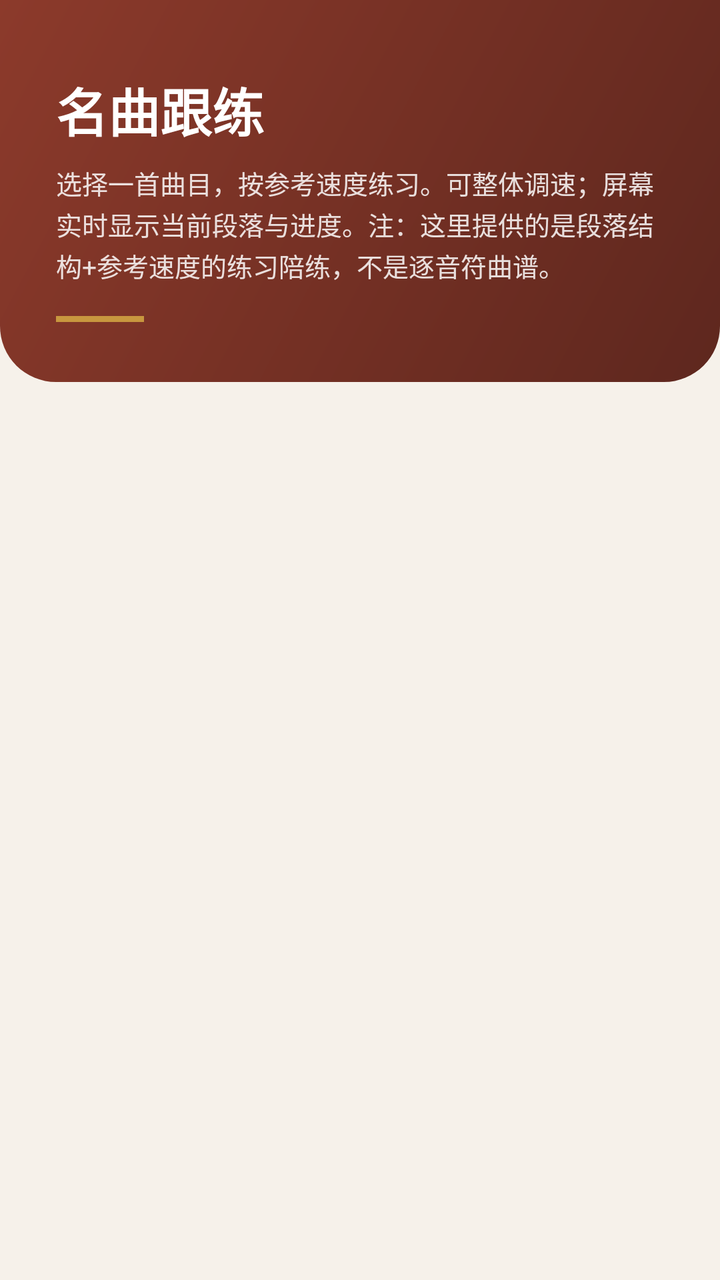
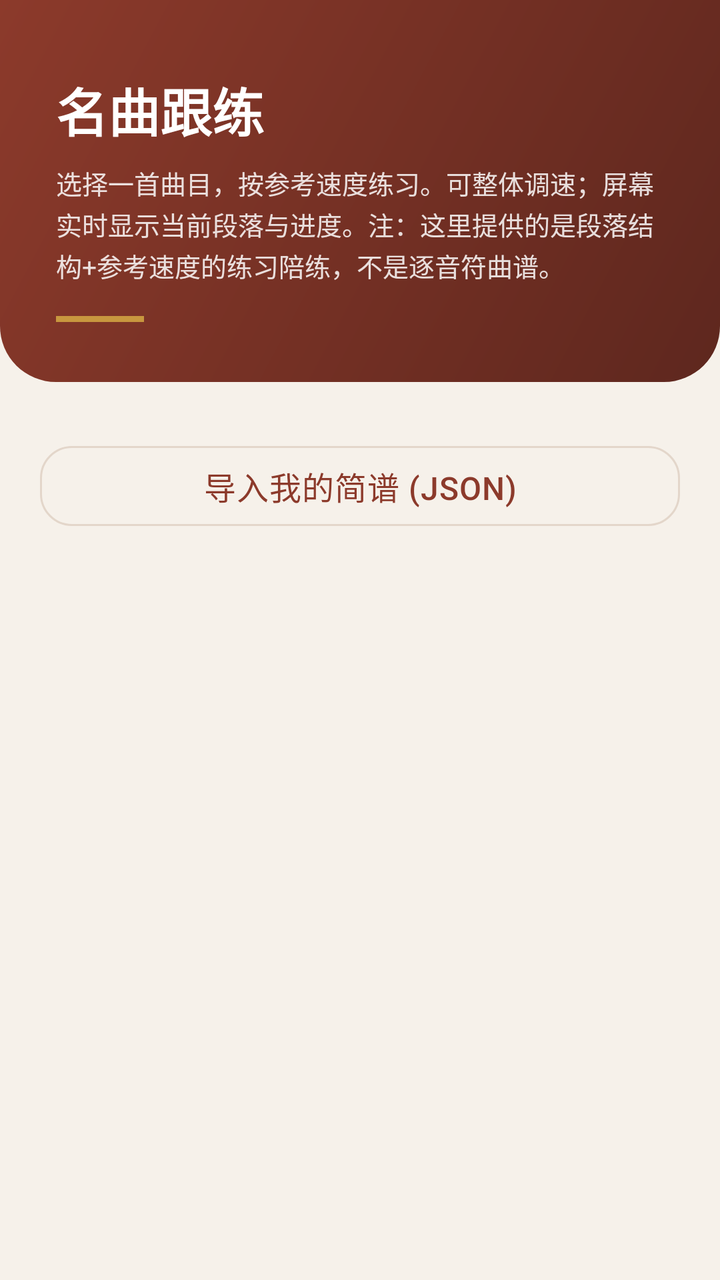

Compare the two renders of this Android layout. The source of the first and the diff that turns it into the second are given below.
<!-- AndroidManifest.xml: application theme Theme.PipaTrainer -->
<!-- res/layout/activity_play_along.xml -->
<?xml version="1.0" encoding="utf-8"?>
<ScrollView xmlns:android="http://schemas.android.com/apk/res/android"
    xmlns:app="http://schemas.android.com/apk/res-auto"
    android:layout_width="match_parent"
    android:layout_height="match_parent"
    android:fillViewport="true"
    android:background="@color/bg">

    <LinearLayout
        android:layout_width="match_parent"
        android:layout_height="wrap_content"
        android:orientation="vertical">

        
        <LinearLayout
            android:layout_width="match_parent"
            android:layout_height="wrap_content"
            android:orientation="vertical"
            android:background="@drawable/bg_header"
            android:paddingHorizontal="28dp"
            android:paddingTop="36dp"
            android:paddingBottom="30dp">

            <TextView
                android:layout_width="wrap_content"
                android:layout_height="wrap_content"
                android:text="@string/feat_play_title"
                android:textSize="26sp"
                android:textStyle="bold"
                android:textColor="@color/white" />

            <TextView
                android:layout_width="match_parent"
                android:layout_height="wrap_content"
                android:layout_marginTop="8dp"
                android:alpha="0.85"
                android:text="@string/play_list_hint"
                android:textSize="13sp"
                android:lineSpacingExtra="2dp"
                android:textColor="@color/white" />

            <View
                android:layout_width="44dp"
                android:layout_height="3dp"
                android:layout_marginTop="16dp"
                android:background="@color/pipa_accent" />
        </LinearLayout>

        
        <LinearLayout
            android:id="@+id/pieceList"
            android:layout_width="match_parent"
            android:layout_height="wrap_content"
            android:orientation="vertical"
            android:paddingHorizontal="20dp"
            android:paddingTop="20dp"
            android:paddingBottom="24dp" />
    </LinearLayout>
</ScrollView>
<!-- resources referenced by this layout -->
<resources>
  <color name="bg">#FFF6F1EA</color>
  <color name="pipa_accent">#FFC8973F</color>
  <color name="white">#FFFFFFFF</color>
  <!-- drawable bg_header (drawable) -->
  <?xml version="1.0" encoding="utf-8"?>
  <shape xmlns:android="http://schemas.android.com/apk/res/android"
      android:shape="rectangle">
      <gradient
          android:angle="135"
          android:startColor="@color/pipa_primary_dark"
          android:endColor="@color/pipa_primary" />
      <corners
          android:bottomLeftRadius="28dp"
          android:bottomRightRadius="28dp" />
  </shape>
  <string name="feat_play_title">名曲跟练</string>
  <string name="play_list_hint">选择一首曲目，按参考速度练习。可整体调速；屏幕实时显示当前段落与进度。注：这里提供的是段落结构+参考速度的练习陪练，不是逐音符曲谱。</string>
  <style name="Theme.PipaTrainer" parent="Theme.Material3.DayNight.NoActionBar">
          
          <item name="colorPrimary">@color/pipa_primary</item>
          <item name="colorOnPrimary">@color/white</item>
          <item name="colorPrimaryContainer">@color/primary_container</item>
          <item name="colorOnPrimaryContainer">@color/on_primary_container</item>
  
          
          <item name="colorSecondary">@color/pipa_accent</item>
          <item name="colorOnSecondary">@color/white</item>
          <item name="colorSecondaryContainer">@color/accent_container</item>
          <item name="colorOnSecondaryContainer">@color/on_primary_container</item>
  
          
          <item name="android:colorBackground">@color/bg</item>
          <item name="colorSurface">@color/surface</item>
          <item name="colorSurfaceVariant">@color/surface_variant</item>
          <item name="colorOnSurface">@color/text_primary</item>
          <item name="colorOnSurfaceVariant">@color/text_secondary</item>
          <item name="colorOutline">@color/outline</item>
  
          
          <item name="android:statusBarColor">@color/pipa_primary_dark</item>
          <item name="android:navigationBarColor">@color/bg</item>
          <item name="android:windowLightNavigationBar" tools:targetApi="o_mr1">true</item>
  
          
          <item name="materialButtonStyle">@style/App.Button</item>
          <item name="materialCardViewStyle">@style/App.Card</item>
      </style>
  <color name="pipa_primary_dark">#FF5E271E</color>
  <color name="pipa_primary">#FF8C3A2B</color>
  <color name="primary_container">#FFF7DED4</color>
  <color name="on_primary_container">#FF3A1710</color>
  <color name="accent_container">#FFF6E7CC</color>
  <color name="surface">#FFFFFBF8</color>
  <color name="surface_variant">#FFF2E8DF</color>
  <color name="text_primary">#FF231A16</color>
  <color name="text_secondary">#FF7A6A60</color>
  <color name="outline">#FFE3D6CA</color>
  <style name="App.Button" parent="Widget.Material3.Button">
          <item name="shapeAppearanceOverlay">@style/App.Shape.Button</item>
          <item name="android:letterSpacing">0.02</item>
          <item name="android:textSize">16sp</item>
          <item name="android:paddingTop">6dp</item>
          <item name="android:paddingBottom">6dp</item>
      </style>
  <style name="App.Card" parent="Widget.Material3.CardView.Elevated">
          <item name="cardCornerRadius">18dp</item>
          <item name="cardElevation">1dp</item>
          <item name="cardBackgroundColor">@color/surface</item>
          <item name="contentPadding">0dp</item>
      </style>
  <style name="App.Shape.Button" parent="">
          <item name="cornerFamily">rounded</item>
          <item name="cornerSize">16dp</item>
      </style>
</resources>

<!-- the commit's change to res/layout/activity_play_along.xml (unified diff, before → after) -->
@@ -54,6 +54,15 @@
             android:orientation="vertical"
             android:paddingHorizontal="20dp"
             android:paddingTop="20dp"
-            android:paddingBottom="24dp" />
+            android:paddingBottom="8dp" />
+
+        <com.google.android.material.button.MaterialButton
+            android:id="@+id/btnImport"
+            style="@style/Widget.Material3.Button.OutlinedButton"
+            android:layout_width="match_parent"
+            android:layout_height="wrap_content"
+            android:layout_marginHorizontal="20dp"
+            android:layout_marginBottom="24dp"
+            android:text="@string/import_entry" />
     </LinearLayout>
 </ScrollView>
<!-- resource entries referenced after the edit -->
@@ -16,6 +16,7 @@
           android:bottomRightRadius="28dp" />
   </shape>
   <string name="feat_play_title">名曲跟练</string>
+  <string name="import_entry">导入我的简谱 (JSON)</string>
   <string name="play_list_hint">选择一首曲目，按参考速度练习。可整体调速；屏幕实时显示当前段落与进度。注：这里提供的是段落结构+参考速度的练习陪练，不是逐音符曲谱。</string>
   <style name="Theme.PipaTrainer" parent="Theme.Material3.DayNight.NoActionBar">
           
